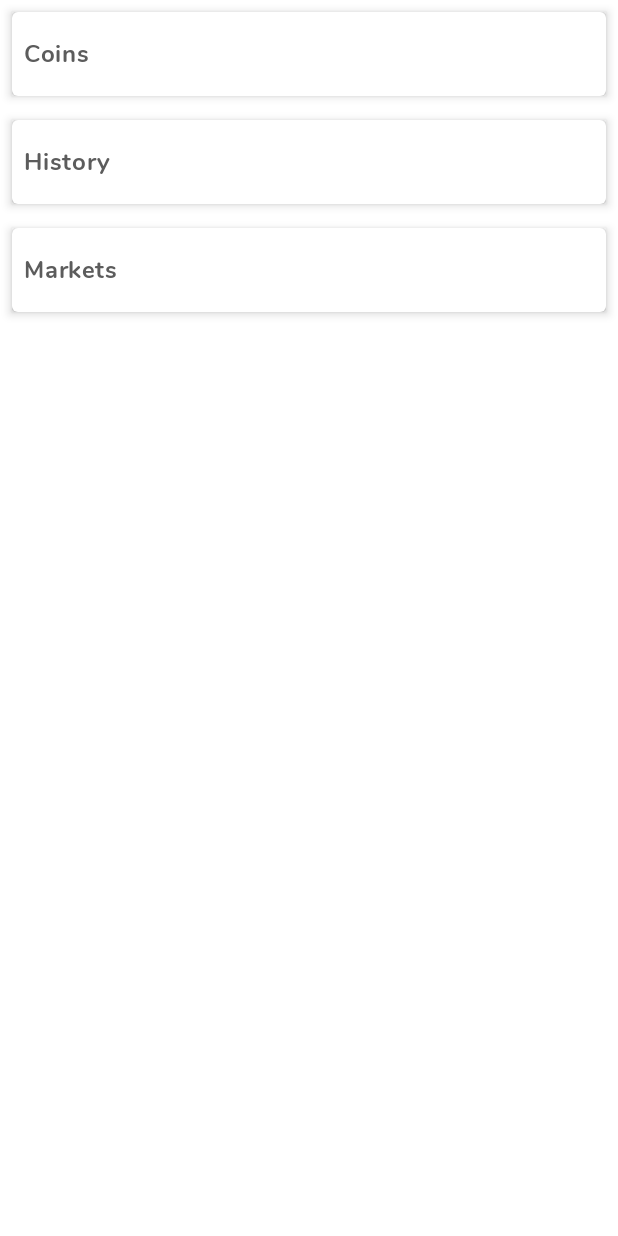
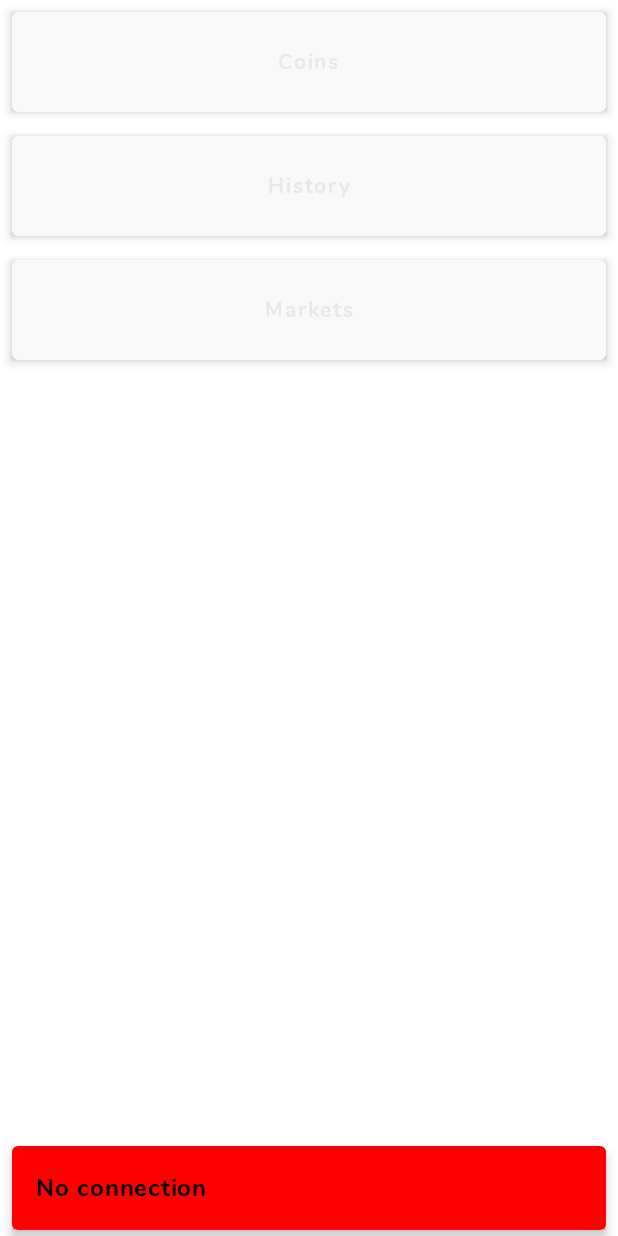
Before and after one commit to msd117c/Crypto_Compose_Android, an Android app built with Jetpack Compose: the MainActivity screen opened directly, with no data from a screen before it, on a phone screen of 412 x 824 dp. Run offline under Robolectric (Android 15) with nearby library versions, the phone set to English and light mode, and no system bars; our stand-ins replace Dagger/Hilt's generated code.

Commit message:
feat: include connectivity ui changes in main activity.

```diff
--- a/app/src/main/java/com/msd117/cryptocompose/presentation/main/presenter/MainState.kt
+++ b/app/src/main/java/com/msd117/cryptocompose/presentation/main/presenter/MainState.kt
@@ -1,7 +1,7 @@
 package com.msd117.cryptocompose.presentation.main.presenter
 
 data class MainState(
-    val connection: Boolean
+    val isConnected: Boolean
 )
 
-val initialState = MainState(connection = false)
+val initialState = MainState(isConnected = false)
--- a/app/src/main/java/com/msd117/cryptocompose/presentation/main/presenter/MainViewModel.kt
+++ b/app/src/main/java/com/msd117/cryptocompose/presentation/main/presenter/MainViewModel.kt
@@ -1,15 +1,29 @@
 package com.msd117.cryptocompose.presentation.main.presenter
 
 import androidx.lifecycle.ViewModel
+import com.msd117.cryptocompose.presentation.main.domain.IsConnectionAvailableUseCase
+import com.msd117.cryptocompose.utils.getViewModelScope
 import dagger.hilt.android.lifecycle.HiltViewModel
+import kotlinx.coroutines.CoroutineScope
 import kotlinx.coroutines.flow.Flow
 import kotlinx.coroutines.flow.MutableStateFlow
-import kotlinx.coroutines.flow.filterNotNull
+import kotlinx.coroutines.flow.launchIn
+import kotlinx.coroutines.flow.onEach
 import javax.inject.Inject
 
 @HiltViewModel
-class MainViewModel @Inject constructor() : ViewModel() {
+class MainViewModel @Inject constructor(
+    coroutineScope: CoroutineScope?,
+    private val isConnectionAvailableUseCase: IsConnectionAvailableUseCase
+) : ViewModel() {
 
-    private val state: MutableStateFlow<MainState?> = MutableStateFlow(null)
-    fun getState(): Flow<MainState> = state.filterNotNull()
+    private val scope = getViewModelScope(coroutineScope)
+    private val state: MutableStateFlow<MainState> = MutableStateFlow(initialState)
+    fun getState(): Flow<MainState> = state
+
+    fun initialize() {
+        isConnectionAvailableUseCase().onEach { isConnected ->
+            state.emit(state.value.copy(isConnected = isConnected))
+        }.launchIn(scope)
+    }
 }
--- a/app/src/main/java/com/msd117/cryptocompose/presentation/main/ui/MainActivity.kt
+++ b/app/src/main/java/com/msd117/cryptocompose/presentation/main/ui/MainActivity.kt
@@ -17,12 +17,17 @@ class MainActivity : AppCompatActivity() {
 
         setUi {
             MainView(mainStateFlow = viewModel.getState()) { menuItem ->
-                when(menuItem) {
-                    MenuItem.COINS -> TODO()
-                    MenuItem.HISTORY -> TODO()
-                    MenuItem.MARKETS -> TODO()
+                when (menuItem) {
+                    MenuItem.COINS -> {
+                    }
+                    MenuItem.HISTORY -> {
+                    }
+                    MenuItem.MARKETS -> {
+                    }
                 }
             }
         }
+
+        viewModel.initialize()
     }
 }
--- a/app/src/main/java/com/msd117/cryptocompose/presentation/main/ui/MainView.kt
+++ b/app/src/main/java/com/msd117/cryptocompose/presentation/main/ui/MainView.kt
@@ -1,19 +1,17 @@
 package com.msd117.cryptocompose.presentation.main.ui
 
-import androidx.compose.foundation.clickable
-import androidx.compose.foundation.interaction.MutableInteractionSource
-import androidx.compose.foundation.layout.Column
-import androidx.compose.foundation.layout.fillMaxSize
-import androidx.compose.foundation.layout.fillMaxWidth
-import androidx.compose.foundation.layout.padding
+import androidx.annotation.StringRes
+import androidx.compose.foundation.layout.*
+import androidx.compose.material.Button
 import androidx.compose.material.Card
+import androidx.compose.material.MaterialTheme
 import androidx.compose.material.Text
-import androidx.compose.material.ripple.rememberRipple
 import androidx.compose.runtime.Composable
 import androidx.compose.runtime.collectAsState
+import androidx.compose.ui.Alignment
 import androidx.compose.ui.Modifier
 import androidx.compose.ui.draw.shadow
-import androidx.compose.ui.platform.LocalContext
+import androidx.compose.ui.res.stringResource
 import androidx.compose.ui.tooling.preview.Preview
 import androidx.compose.ui.unit.dp
 import com.msd117.cryptocompose.R
@@ -23,50 +21,70 @@ import com.msd117.cryptocompose.theme.BaseView
 import kotlinx.coroutines.flow.Flow
 import kotlinx.coroutines.flow.flowOf
 
-enum class MenuItem {
-    COINS,
-    HISTORY,
-    MARKETS
+enum class MenuItem(@StringRes val label: Int) {
+    COINS(R.string.menu_item_coins),
+    HISTORY(R.string.menu_item_history),
+    MARKETS(R.string.menu_item_markets)
 }
 
 @Composable
 fun MainView(mainStateFlow: Flow<MainState>, onClicked: (menuItem: MenuItem) -> Unit) {
     val mainState = mainStateFlow.collectAsState(initial = initialState)
-    Column(modifier = Modifier.fillMaxSize()) {
+    Box(modifier = Modifier.fillMaxSize()) {
+        Column(modifier = Modifier.fillMaxWidth()) {
             MainMenuItem(
-            label = LocalContext.current.getString(R.string.menu_item_coins),
-            onClicked = onClicked,
-            menuItem = MenuItem.COINS
+                menuItem = MenuItem.COINS,
+                isConnected = mainState.value.isConnected,
+                onClicked = onClicked
             )
             MainMenuItem(
-            label = LocalContext.current.getString(R.string.menu_item_history),
-            onClicked = onClicked,
-            menuItem = MenuItem.HISTORY
+                menuItem = MenuItem.HISTORY,
+                isConnected = mainState.value.isConnected,
+                onClicked = onClicked
             )
             MainMenuItem(
-            label = LocalContext.current.getString(R.string.menu_item_markets),
-            onClicked = onClicked,
-            menuItem = MenuItem.MARKETS
+                menuItem = MenuItem.MARKETS,
+                isConnected = mainState.value.isConnected,
+                onClicked = onClicked
             )
+        }
+        if (!mainState.value.isConnected) {
+            Card(
+                modifier = Modifier
+                    .fillMaxWidth()
+                    .align(Alignment.BottomCenter)
+                    .padding(8.dp, 4.dp)
+                    .shadow(4.dp),
+                backgroundColor = MaterialTheme.colors.error
+            ) {
+                Text(
+                    text = stringResource(R.string.no_connection_message),
+                    color = MaterialTheme.colors.onError,
+                    modifier = Modifier.padding(16.dp)
+                )
+            }
+        }
     }
 }
 
 @Composable
-fun MainMenuItem(label: String, onClicked: (menuItem: MenuItem) -> Unit, menuItem: MenuItem) {
+fun MainMenuItem(
+    menuItem: MenuItem,
+    isConnected: Boolean,
+    onClicked: (menuItem: MenuItem) -> Unit
+) {
     Card(
         modifier = Modifier
             .fillMaxWidth()
             .padding(8.dp)
-            .clickable(
-                interactionSource = MutableInteractionSource(),
-                indication = rememberRipple()
-            ) { onClicked(menuItem) }
             .shadow(4.dp)
     ) {
+        Button(onClick = { onClicked(menuItem) }, enabled = isConnected) {
             Text(
-            text = label,
+                text = stringResource(menuItem.label),
                 modifier = Modifier.padding(8.dp, 16.dp)
             )
+        }
     }
 }
 
--- a/app/src/main/res/values/strings.xml
+++ b/app/src/main/res/values/strings.xml
@@ -8,5 +8,6 @@
     <string name="menu_item_coins">Coins</string>
     <string name="menu_item_history">History</string>
     <string name="menu_item_markets">Markets</string>
+    <string name="no_connection_message">No connection</string>
 
 </resources>
```
Lines whose indentation alone changed are shown as unchanged.
